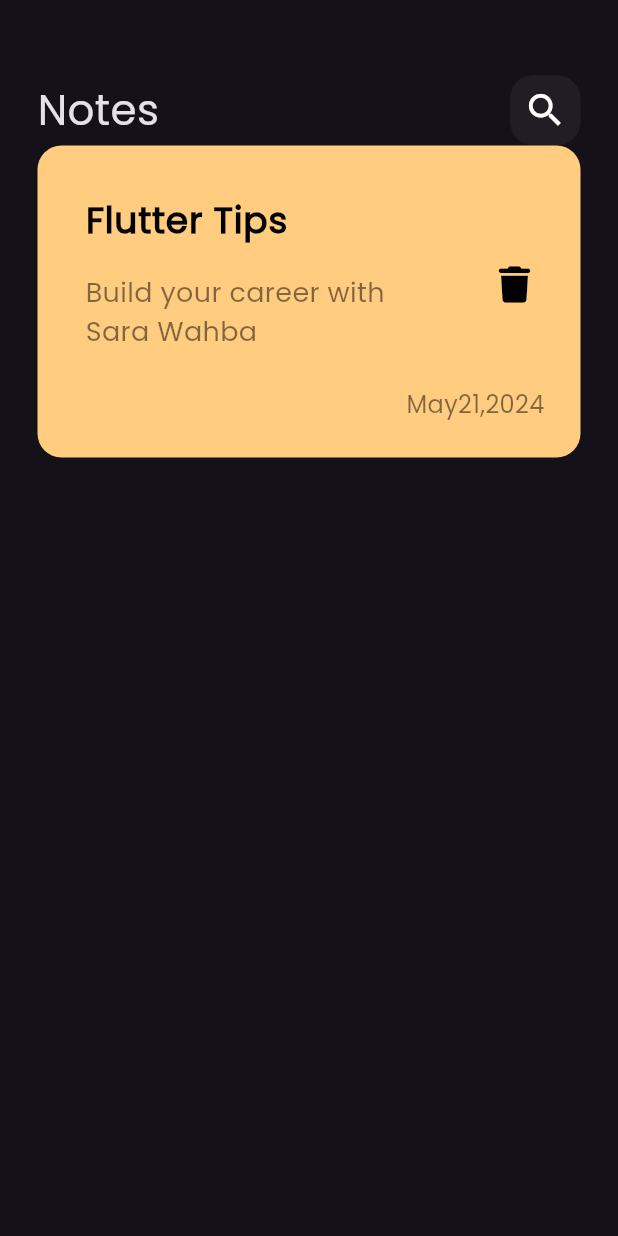
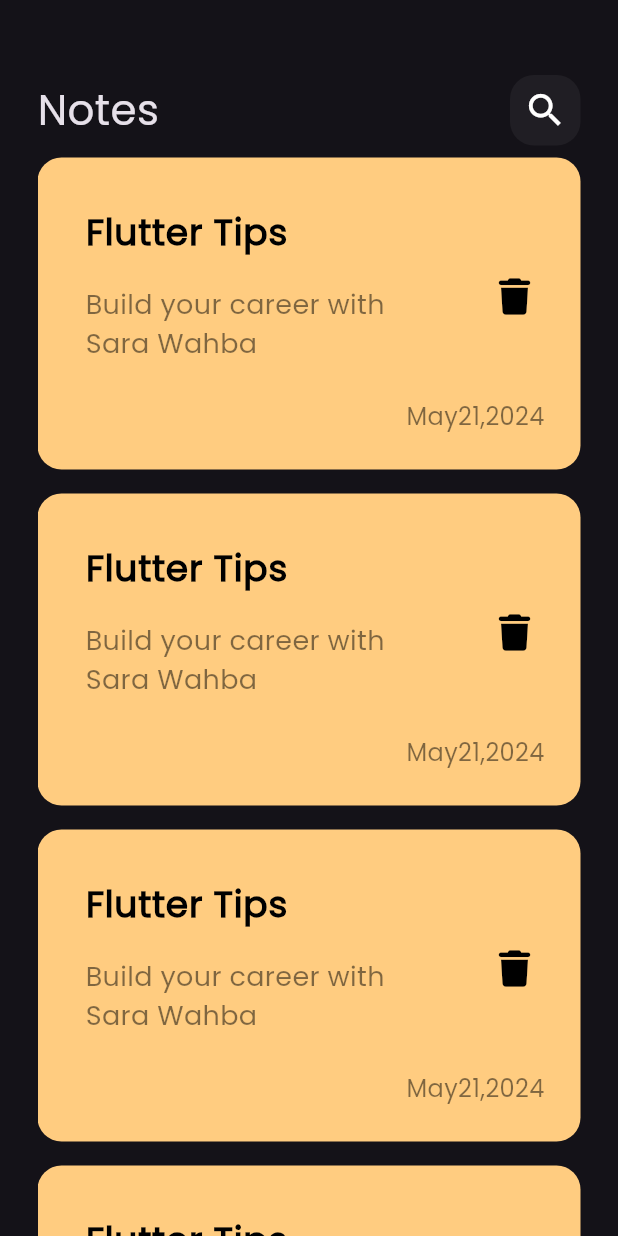
Before and after one commit to SaraWahba/Notes_App, a Flutter app: the screen it shows after launch, on a phone screen of 412 x 824 dp. Run offline on Flutter 3.47's test engine with Material 3 defaults, Android fonts, the phone set to English and light mode, and no system bars; our stand-ins replace font_awesome_flutter.

Commit message:
create Notes List View

```diff
--- a/lib/widgets/custom_note_item.dart
+++ b/lib/widgets/custom_note_item.dart
@@ -15,7 +15,7 @@ class NoteItem extends StatelessWidget {
         crossAxisAlignment: CrossAxisAlignment.end,
         children: [
           ListTile(
-            title: Text("Flutter Tips",
+            title: const Text("Flutter Tips",
                 style: TextStyle(
                   fontSize: 24,
                   fontWeight: FontWeight.bold,
@@ -31,8 +31,8 @@ class NoteItem extends StatelessWidget {
               ),
             ),
             trailing: IconButton(
-                icon: Padding(
-                  padding: const EdgeInsets.only(left: 11),
+                icon: const Padding(
+                  padding: EdgeInsets.only(left: 11),
                   child: Icon(
                     FontAwesomeIcons.trash,
                     color: Colors.black,
--- /dev/null
+++ b/lib/widgets/notes_list_view.dart
@@ -0,0 +1,16 @@
+import 'package:flutter/material.dart';
+import 'package:notes_app/widgets/custom_note_item.dart';
+class NotesListView extends StatelessWidget {
+  const NotesListView({super.key});
+
+  @override
+  Widget build(BuildContext context) {
+    return ListView.builder(itemBuilder : (context , index){
+      return const Padding(
+        padding:  EdgeInsets.symmetric(vertical: 8),
+        child:  NoteItem(),
+      );
+    }
+    );
+  }
+}
--- a/lib/widgets/notes_view_body.dart
+++ b/lib/widgets/notes_view_body.dart
@@ -1,6 +1,7 @@
 import 'package:flutter/material.dart';
 import 'package:notes_app/widgets/custom_app_bar.dart';
-import 'package:notes_app/widgets/custom_note_item.dart';
+import 'package:notes_app/widgets/notes_list_view.dart';
+
 
 class NotesViewBody extends StatelessWidget {
   const NotesViewBody({super.key});
@@ -15,7 +16,7 @@ class NotesViewBody extends StatelessWidget {
             height: 50,
           ),
           CustomAppBar(),
-          NoteItem()
+          Expanded(child: NotesListView()),
         ],
       ),
     );
```
